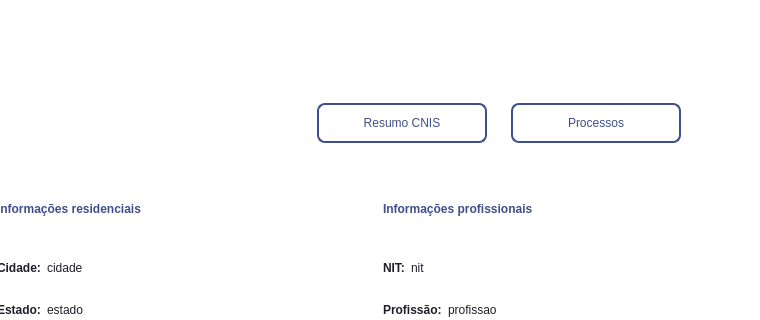
newprev/PrevCliente, file Design/UI/wdgInfoCliente.ui: the form before one commit; both pictures show x 434 to 1194 and y 0 to 320 of the 1194 by 671 pixel window.
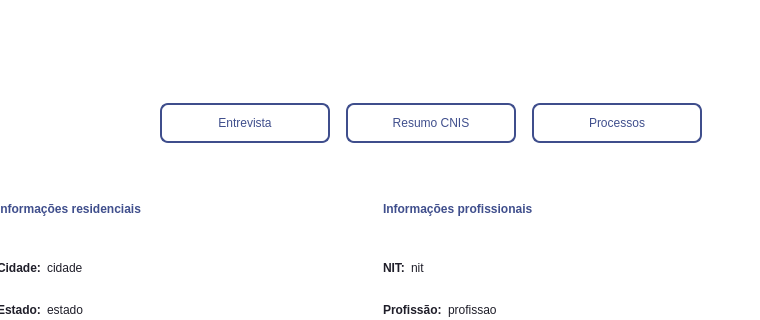
The form after the commit. Icons and pictures are not drawn.

Commit message:
Adição de botão para entrevista
- Adição de botão para iniciar a entrevista com um cliente.

The edit to the form file:
```diff
--- a/Design/UI/wdgInfoCliente.ui
+++ b/Design/UI/wdgInfoCliente.ui
@@ -108,7 +108,7 @@
 	border-radius: 8px;
 }
 
-#pbResumo, #pbProcessos {
+#pbResumo, #pbProcessos, #pbEntrevista {
 	font: 12pt &quot;Avenir LT Std&quot;;
 	color: #3F4E8C;
 
@@ -403,8 +403,21 @@
               </property>
               <layout class="QHBoxLayout" name="horizontalLayout_4">
                <property name="spacing">
-                <number>24</number>
+                <number>16</number>
                </property>
+               <item>
+                <widget class="QPushButton" name="pbEntrevista">
+                 <property name="minimumSize">
+                  <size>
+                   <width>170</width>
+                   <height>40</height>
+                  </size>
+                 </property>
+                 <property name="text">
+                  <string>Entrevista</string>
+                 </property>
+                </widget>
+               </item>
                <item>
                 <widget class="QPushButton" name="pbResumo">
                  <property name="minimumSize">
```
The commit also changes 1 other file.
